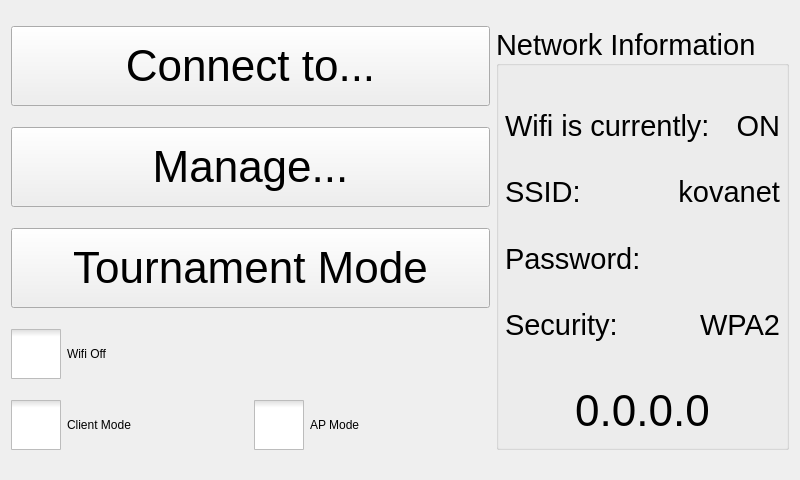
The window that ui/NetworkSettingsWidget.ui (kipr/botui) describes before a commit, drawn with Qt 5.
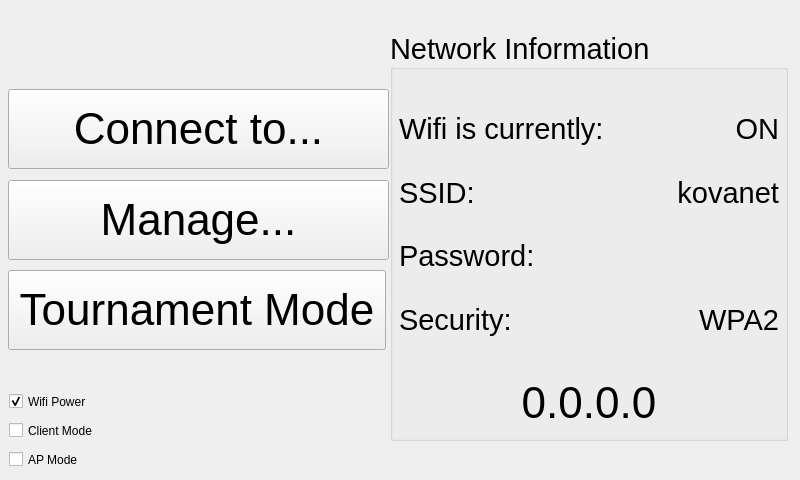
The same window after the commit. Icons and pictures are not drawn.

Commit message: Toggle function for turning on/off wifi network adapter

Diff of the .ui file:
```diff
--- a/ui/NetworkSettingsWidget.ui
+++ b/ui/NetworkSettingsWidget.ui
@@ -13,37 +13,15 @@
   <property name="windowTitle">
    <string>Network Settings</string>
   </property>
-  <layout class="QGridLayout" name="gridLayout">
-   <item row="0" column="0" colspan="2">
-    <widget class="QPushButton" name="connect">
-     <property name="minimumSize">
-      <size>
-       <width>0</width>
-       <height>80</height>
-      </size>
-     </property>
-     <property name="font">
-      <font>
-       <pointsize>33</pointsize>
-      </font>
-     </property>
-     <property name="text">
-      <string>Connect to...</string>
-     </property>
-     <property name="icon">
-      <iconset resource="../rc/icons.qrc">
-       <normaloff>:/icons/fontawesome/solid/icons/fontawesome/solid/wifi.svg</normaloff>:/icons/fontawesome/solid/icons/fontawesome/solid/wifi.svg</iconset>
-     </property>
-     <property name="iconSize">
-      <size>
-       <width>30</width>
-       <height>30</height>
-      </size>
-     </property>
-    </widget>
-   </item>
-   <item row="0" column="2" rowspan="5">
     <widget class="QGroupBox" name="NetworkInfo">
+   <property name="geometry">
+    <rect>
+     <x>390</x>
+     <y>30</y>
+     <width>398</width>
+     <height>411</height>
+    </rect>
+   </property>
      <property name="font">
       <font>
        <pointsize>22</pointsize>
@@ -241,37 +219,15 @@
       </item>
      </layout>
     </widget>
-   </item>
-   <item row="1" column="0" colspan="2">
-    <widget class="QPushButton" name="manage">
-     <property name="minimumSize">
-      <size>
-       <width>0</width>
-       <height>80</height>
-      </size>
-     </property>
-     <property name="font">
-      <font>
-       <pointsize>33</pointsize>
-      </font>
-     </property>
-     <property name="text">
-      <string>Manage...</string>
-     </property>
-     <property name="icon">
-      <iconset resource="../rc/icons.qrc">
-       <normaloff>:/icons/fontawesome/solid/icons/fontawesome/solid/wrench.svg</normaloff>:/icons/fontawesome/solid/icons/fontawesome/solid/wrench.svg</iconset>
-     </property>
-     <property name="iconSize">
-      <size>
-       <width>30</width>
-       <height>30</height>
-      </size>
-     </property>
-    </widget>
-   </item>
-   <item row="2" column="0" colspan="2">
     <widget class="QPushButton" name="tournamentMode">
+   <property name="geometry">
+    <rect>
+     <x>8</x>
+     <y>270</y>
+     <width>378</width>
+     <height>80</height>
+    </rect>
+   </property>
      <property name="minimumSize">
       <size>
        <width>0</width>
@@ -287,71 +243,137 @@
       <string>Tournament Mode</string>
      </property>
     </widget>
-   </item>
-   <item row="3" column="0" colspan="2">
-    <widget class="QCheckBox" name="checkBox_2">
-     <property name="styleSheet">
-      <string notr="true">QCheckBox::indicator{
-	width: 50px;
-	height: 50px;
-}
-
-QCheckBox::indicator:checked{
-	image:url(&quot;../images/toggle.png&quot;);
-}
-
-QCheckBox::indicator:unchecked{
-	image:url(&quot;../images/toggleOff.png&quot;);
-}</string>
-     </property>
-     <property name="text">
-      <string>Wifi Off</string>
-     </property>
-    </widget>
-   </item>
-   <item row="4" column="0">
-    <widget class="QCheckBox" name="checkBox_4">
+  <widget class="QCheckBox" name="clientToggle">
+   <property name="geometry">
+    <rect>
+     <x>9</x>
+     <y>419</y>
+     <width>108</width>
+     <height>23</height>
+    </rect>
+   </property>
      <property name="styleSheet">
-      <string notr="true">QCheckBox::indicator{
-	width: 50px;
-	height: 50px;
-}
-
-QCheckBox::indicator:checked{
-	image:url(&quot;../images/toggle.png&quot;);
-}
-
-QCheckBox::indicator:unchecked{
-	image:url(&quot;../images/toggleOff.png&quot;);
-}</string>
+    <string notr="true"/>
      </property>
      <property name="text">
       <string>Client Mode</string>
      </property>
-    </widget>
-   </item>
-   <item row="4" column="1">
-    <widget class="QCheckBox" name="checkBox_3">
+   <attribute name="buttonGroup">
+    <string notr="true">buttonGroup</string>
+   </attribute>
+  </widget>
+  <widget class="QPushButton" name="connect">
+   <property name="enabled">
+    <bool>true</bool>
+   </property>
+   <property name="geometry">
+    <rect>
+     <x>8</x>
+     <y>89</y>
+     <width>381</width>
+     <height>80</height>
+    </rect>
+   </property>
+   <property name="minimumSize">
+    <size>
+     <width>0</width>
+     <height>80</height>
+    </size>
+   </property>
+   <property name="font">
+    <font>
+     <pointsize>33</pointsize>
+    </font>
+   </property>
+   <property name="text">
+    <string>Connect to...</string>
+   </property>
+   <property name="icon">
+    <iconset resource="../rc/icons.qrc">
+     <normaloff>:/icons/fontawesome/solid/icons/fontawesome/solid/wifi.svg</normaloff>:/icons/fontawesome/solid/icons/fontawesome/solid/wifi.svg</iconset>
+   </property>
+   <property name="iconSize">
+    <size>
+     <width>30</width>
+     <height>30</height>
+    </size>
+   </property>
+   <property name="checkable">
+    <bool>false</bool>
+   </property>
+  </widget>
+  <widget class="QCheckBox" name="APtoggle">
+   <property name="geometry">
+    <rect>
+     <x>9</x>
+     <y>448</y>
+     <width>87</width>
+     <height>23</height>
+    </rect>
+   </property>
      <property name="styleSheet">
-      <string notr="true">QCheckBox::indicator{
-	width: 50px;
-	height: 50px;
-}
-
-QCheckBox::indicator:checked{
-	image:url(&quot;../images/toggle.png&quot;);
-}
-
-QCheckBox::indicator:unchecked{
-	image:url(&quot;../images/toggleOff.png&quot;);
-}</string>
+    <string notr="true"/>
      </property>
      <property name="text">
       <string>AP Mode</string>
      </property>
-    </widget>
-   </item>
-  </layout>
+   <attribute name="buttonGroup">
+    <string notr="true">buttonGroup</string>
+   </attribute>
+  </widget>
+  <widget class="QCheckBox" name="wifiToggle">
+   <property name="geometry">
+    <rect>
+     <x>9</x>
+     <y>390</y>
+     <width>101</width>
+     <height>23</height>
+    </rect>
+   </property>
+   <property name="styleSheet">
+    <string notr="true"/>
+   </property>
+   <property name="text">
+    <string>Wifi Power</string>
+   </property>
+   <property name="checked">
+    <bool>true</bool>
+   </property>
+  </widget>
+  <widget class="QPushButton" name="manage">
+   <property name="geometry">
+    <rect>
+     <x>8</x>
+     <y>180</y>
+     <width>381</width>
+     <height>80</height>
+    </rect>
+   </property>
+   <property name="minimumSize">
+    <size>
+     <width>0</width>
+     <height>80</height>
+    </size>
+   </property>
+   <property name="font">
+    <font>
+     <pointsize>33</pointsize>
+    </font>
+   </property>
+   <property name="text">
+    <string>Manage...</string>
+   </property>
+   <property name="icon">
+    <iconset resource="../rc/icons.qrc">
+     <normaloff>:/icons/fontawesome/solid/icons/fontawesome/solid/wrench.svg</normaloff>:/icons/fontawesome/solid/icons/fontawesome/solid/wrench.svg</iconset>
+   </property>
+   <property name="iconSize">
+    <size>
+     <width>30</width>
+     <height>30</height>
+    </size>
+   </property>
+  </widget>
  </widget>
  <resources>
   <include location="../rc/icons.qrc"/>
```
Left out of the diff: 3 changed lines with no effect on the pictures. Lines whose indentation alone changed are shown as unchanged. The commit also changes 2 other files.
